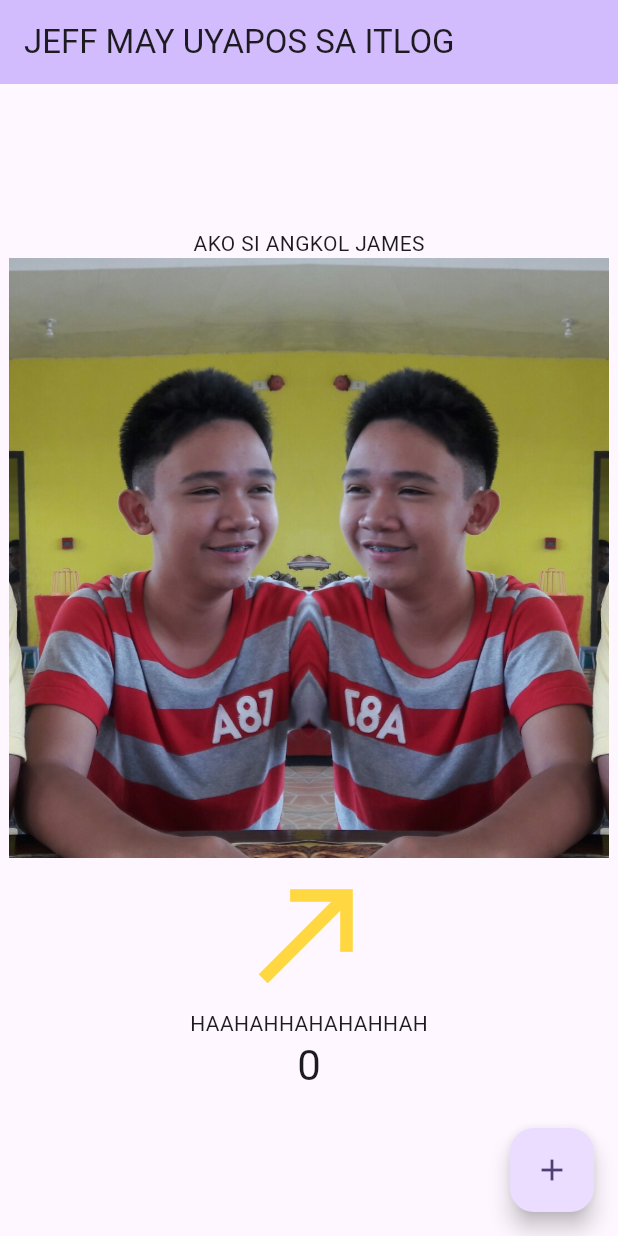
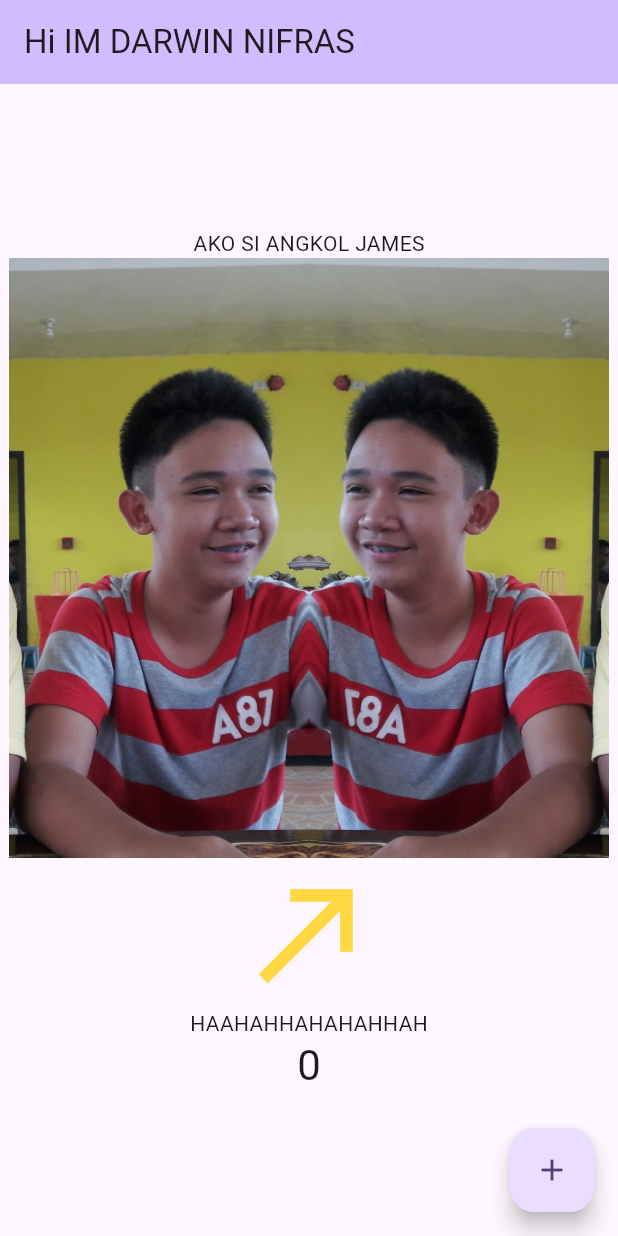
Before and after one commit to Durwen21/cis228_unit1_nifras, a Flutter app: the screen it shows after launch, on a phone screen of 412 x 824 dp. Run offline on Flutter 3.47's test engine with Material 3 defaults, Android fonts, the phone set to English and light mode, and no system bars.

Commit message:
Update main.dart

```diff
--- a/lib/main.dart
+++ b/lib/main.dart
@@ -13,24 +13,10 @@ class MyApp extends StatelessWidget {
     return MaterialApp(
       title: 'Flutter Demo',
       theme: ThemeData(
-        // This is the theme of your application.
-        //
-        // TRY THIS: Try running your application with "flutter run". You'll see
-        // the application has a purple toolbar. Then, without quitting the app,
-        // try changing the seedColor in the colorScheme below to Colors.green
-        // and then invoke "hot reload" (save your changes or press the "hot
-        // reload" button in a Flutter-supported IDE, or press "r" if you used
-        // the command line to start the app).
-        //
-        // Notice that the counter didn't reset back to zero; the application
-        // state is not lost during the reload. To reset the state, use hot
-        // restart instead.
-        //
-        // This works for code too, not just values: Most code changes can be
-        // tested with just a hot reload.
+
         colorScheme: ColorScheme.fromSeed(seedColor: Colors.deepPurple),
       ),
-      home: const MyHomePage(title: 'JEFF MAY UYAPOS SA ITLOG'),
+      home: const MyHomePage(title: 'Hi IM DARWIN NIFRAS' ),
     );
   }
 }
```
